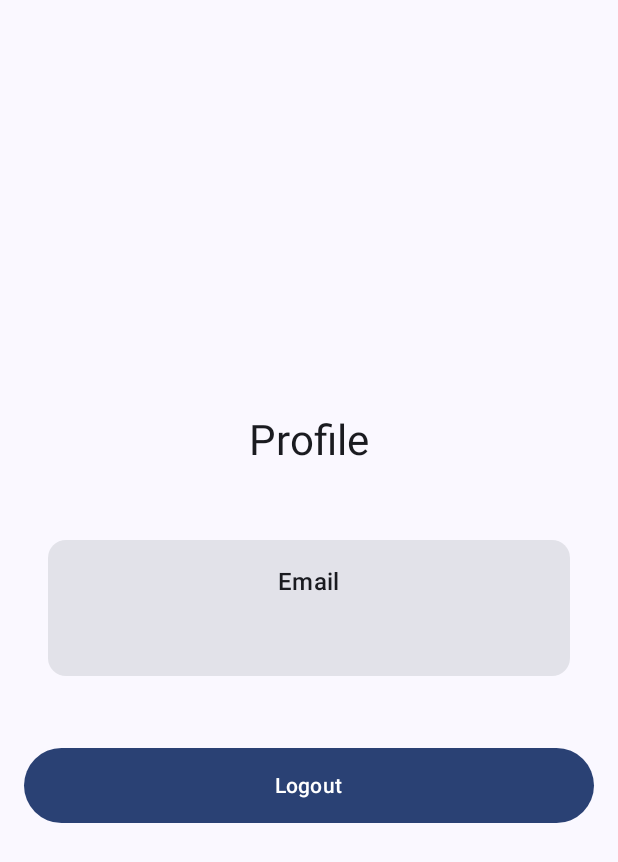
After one commit to Aroxed/JCLoginForm, an Android app built with Jetpack Compose: the composable ProfileScreen called with empty values, on a phone screen of 412 x 824 dp. The commit adds this screen. Shown: the top 862 px of the screen. Run offline under Robolectric (Android 15) with nearby library versions, the phone set to English and light mode, and no system bars.

Commit message:
logout, profile

```diff
--- /dev/null
+++ b/app/src/main/java/com/example/jcloginform/ProfileScreen.kt
@@ -0,0 +1,62 @@
+package com.example.jcloginform
+
+import androidx.compose.foundation.layout.*
+import androidx.compose.material3.*
+import androidx.compose.runtime.*
+import androidx.compose.ui.Alignment
+import androidx.compose.ui.Modifier
+import androidx.compose.ui.unit.dp
+
+@Composable
+fun ProfileScreen(
+    email: String,
+    onLogout: () -> Unit
+) {
+    Column(
+        modifier = Modifier
+            .fillMaxSize()
+            .padding(16.dp),
+        horizontalAlignment = Alignment.CenterHorizontally,
+        verticalArrangement = Arrangement.Center
+    ) {
+        Text(
+            text = "Profile",
+            style = MaterialTheme.typography.headlineMedium,
+            modifier = Modifier.padding(bottom = 32.dp)
+        )
+
+        Card(
+            modifier = Modifier
+                .fillMaxWidth()
+                .padding(16.dp)
+        ) {
+            Column(
+                modifier = Modifier
+                    .fillMaxWidth()
+                    .padding(16.dp),
+                horizontalAlignment = Alignment.CenterHorizontally
+            ) {
+                Text(
+                    text = "Email",
+                    style = MaterialTheme.typography.titleMedium
+                )
+                Text(
+                    text = email,
+                    style = MaterialTheme.typography.bodyLarge,
+                    modifier = Modifier.padding(vertical = 8.dp)
+                )
+            }
+        }
+
+        Spacer(modifier = Modifier.height(32.dp))
+
+        Button(
+            onClick = onLogout,
+            modifier = Modifier
+                .fillMaxWidth()
+                .height(50.dp)
+        ) {
+            Text("Logout")
+        }
+    }
+}
```
Also changed, not shown: app/build.gradle (+7 -0 lines), app/src/main/java/com/example/jcloginform/LoginViewModel.kt (+46 -3 lines), app/src/main/java/com/example/jcloginform/MainActivity.kt (+19 -11 lines), app/src/main/java/com/example/jcloginform/data/LoginApi.kt (+9 -1 lines), 1 other file.
